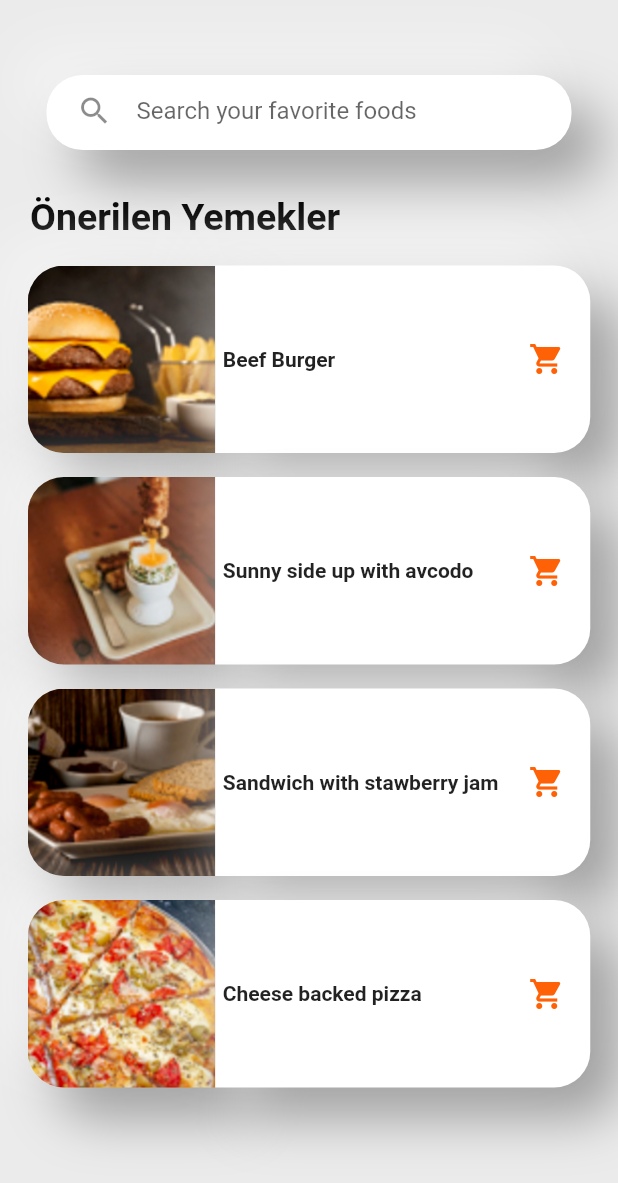
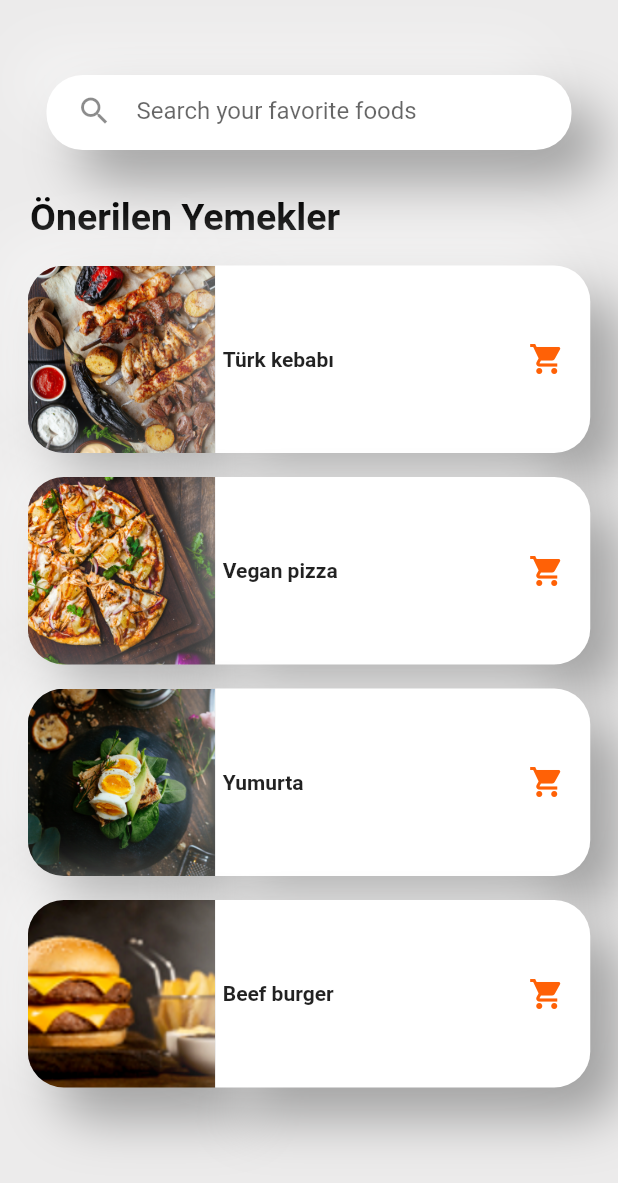
Before and after one commit to Hazert-Depancon/food_app_flutter, a Flutter app: the ExplorePage screen opened directly, on a phone screen of 412 x 824 dp. Shown: the top 1183 px of the screen. Run offline on Flutter 3.47's test engine with Material 2 defaults, Android fonts, the phone set to English and light mode, and no system bars.

Commit message:
24/05/22

```diff
--- a/lib/food_app_flutter/screens/detail_page.dart
+++ b/lib/food_app_flutter/screens/detail_page.dart
@@ -278,7 +278,7 @@ class _DetailPageState extends State<DetailPage> {
               children: [
                 Container(
                   width: 50,
-                  height: 50,
+                  height: 70,
                   decoration: BoxDecoration(
                     borderRadius: const BorderRadius.only(
                       topLeft: Radius.circular(12.0),
@@ -304,9 +304,8 @@ class _DetailPageState extends State<DetailPage> {
                 Container(
                   width: 60,
                   height: 70,
-                  decoration: BoxDecoration(
+                  decoration: const BoxDecoration(
                     color: AppColors.primaryColor,
-                    borderRadius: BorderRadius.circular(12),
                   ),
                   child: Center(
                     child: Text(
@@ -320,7 +319,7 @@ class _DetailPageState extends State<DetailPage> {
                 ),
                 Container(
                   width: 50,
-                  height: 50,
+                  height: 70,
                   decoration: BoxDecoration(
                     borderRadius: const BorderRadius.only(
                       topRight: Radius.circular(12.0),
--- a/lib/food_app_flutter/screens/explore_page.dart
+++ b/lib/food_app_flutter/screens/explore_page.dart
@@ -63,13 +63,13 @@ class ExplorePage extends StatelessWidget {
               ),
             ),
             const SpecialModel(
-              image: "assets/image3.png",
-              title: "Beef Burger",
+              image: "assets/image10.png",
+              title: "Türk kebabı",
               aciklama:
-                  "Beef Burger 100 gr dana eti ve isteğe bağli onlarca kişisel tercihi ile inanilmaz bir lezzettir!",
+                  "Türk kebabı bir çok kişinin severek yediği etten yapılan yemektir.",
               liste: [
-                "Ketçap",
-                "Mayonez",
+                "Patates kızartması",
+                "Biber",
                 "Domates",
                 "Turşu",
                 "Özel Sos",
@@ -77,39 +77,39 @@ class ExplorePage extends StatelessWidget {
               fiyat: 40,
             ),
             const SpecialModel(
-              image: "assets/image4.png",
-              title: "Sunny side up with avcodo",
-              aciklama: "Güneşte pişirilmiş yumurtali menemen (!!!soğansiz!!!)",
+              image: "assets/image11.png",
+              title: "Vegan pizza",
+              aciklama: "Vegan ürünleri içeren pizza.",
               liste: [
-                "Sosis",
-                "Mayonez",
-                "Domates",
+                "Maydanoz",
+                "Kırmızı biber",
+                "Yeşil biber",
                 "Tereyağ",
-                "Süt",
+                "Sucuk",
               ],
               fiyat: 60,
             ),
             const SpecialModel(
-              image: "assets/image5.png",
-              title: "Sandwich with stawberry jam",
-              aciklama: "Sandiviç işte ne bakiyon",
+              image: "assets/image12.png",
+              title: "Yumurta",
+              aciklama: "Haşlanmış yumurta",
               liste: [
-                "Marul",
-                "Domates",
-                "Turşu",
-                "Hardal",
+                "Maydanoz",
+                "Kırmızı biber",
+                "Yeşil biber",
+                "Tereyağ",
                 "Özel Sos",
               ],
               fiyat: 10,
             ),
             const SpecialModel(
-              image: "assets/image6.png",
-              title: "Cheese backed pizza",
-              aciklama: "Pizza işte ne bakiyon",
+              image: "assets/image3.png",
+              title: "Beef burger",
+              aciklama: "Sade ve sıcak bir tavuklu burger.",
               liste: [
                 "Ketçap",
                 "Mayonez",
-                "Dereotu",
+                "Hardal",
                 "Turşu",
                 "Mantar",
               ],
```
Also changed, not shown: assets/image10.png (added), assets/image11.png (added), assets/image12.png (added), assets/image13.png (added).
